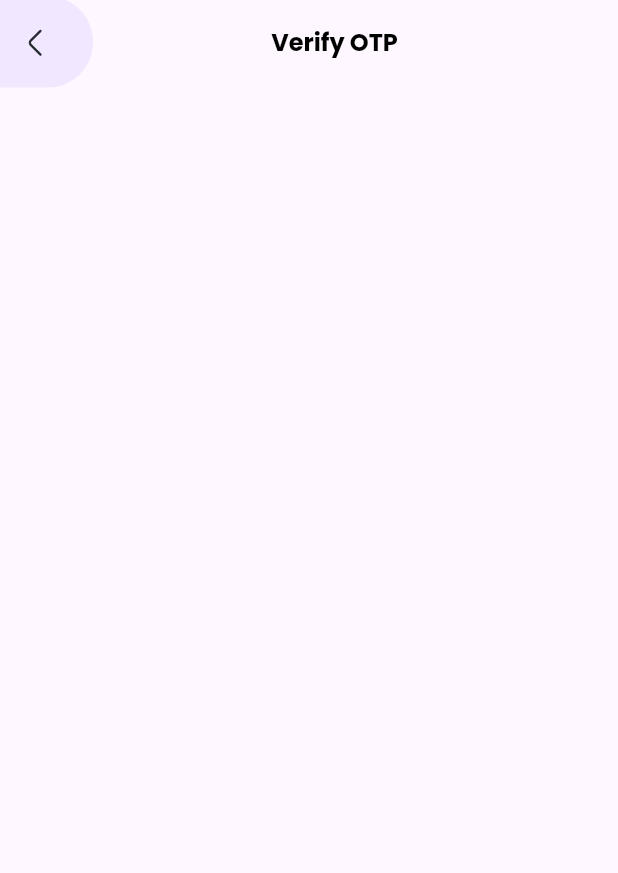
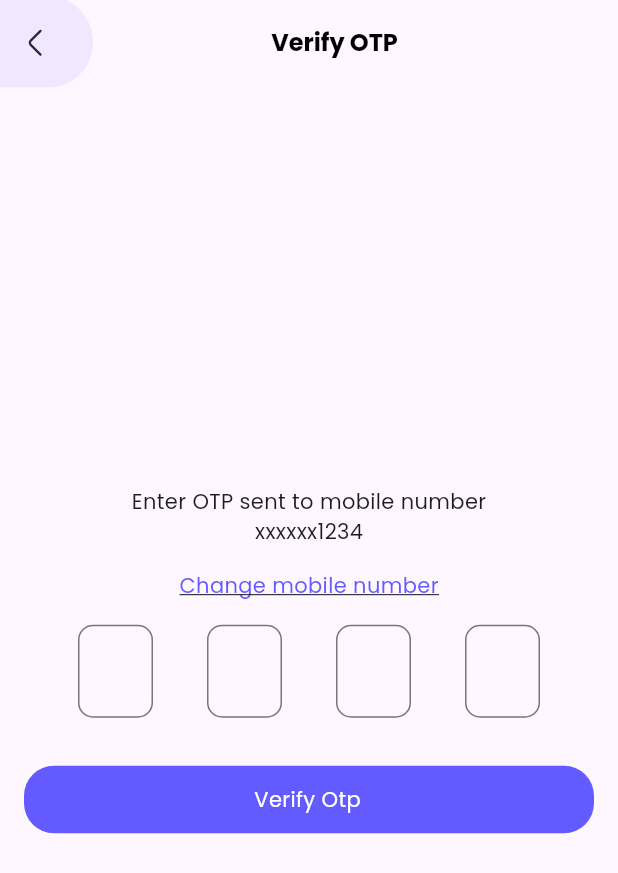
Before and after one commit to AkDevelopar2004/CRM_UserFrontend, a Flutter app: the VerifyOtpScreen screen opened by its route, on a phone screen of 412 x 824 dp. Shown: the top 873 px of the screen. Run offline on Flutter 3.47's test engine with Material 3 defaults, Android fonts, the phone set to English and light mode, and no system bars; our stand-ins replace flutter_svg, go_router, google_nav_bar, url_strategy.

Commit message:
complet auth side ui

```diff
--- a/lib/common/constant/app_images.dart
+++ b/lib/common/constant/app_images.dart
@@ -6,6 +6,7 @@ class AppImages {
     static const String caseStudyImg = "assets/images/case_study_img.png";
     static const String projectImg = "assets/images/project_img.png";
     static const String loginImg = "assets/images/login_img.png";
+    static const String checkImg = "assets/images/check.png";
 }
 
 // here add svg icons
--- a/lib/models/auth/view/verify_otp_screen.dart
+++ b/lib/models/auth/view/verify_otp_screen.dart
@@ -1,11 +1,10 @@
 import 'package:flutter/material.dart';
 import 'package:flutter_svg/flutter_svg.dart';
 import 'package:go_router/go_router.dart';
-
+import 'package:user_side_team_frontend/utils/navigation/app_routes.dart';
 import '../../../common/constant/app_colors.dart';
 import '../../../common/constant/app_images.dart';
 import '../../../common/widgets/button_widget.dart';
-import '../../../common/widgets/custom_dropdown_widget.dart';
 import '../../../common/widgets/text_widget.dart';
 
 class VerifyOtpScreen extends StatefulWidget {
@@ -16,17 +15,56 @@ class VerifyOtpScreen extends StatefulWidget {
 }
 
 class _VerifyOtpScreenState extends State<VerifyOtpScreen> {
+  final _otpControllers = List.generate(4, (_) => TextEditingController());
+  final _focusNodes = List.generate(4, (_) => FocusNode());
+
+  @override
+  void dispose() {
+    for (var controller in _otpControllers) {
+      controller.dispose();
+    }
+    for (var focusNode in _focusNodes) {
+      focusNode.dispose();
+    }
+    super.dispose();
+  }
+
+  Widget _buildOtpField(int index) {
+    return SizedBox(
+      width: 50,
+      child: TextFormField(
+        controller: _otpControllers[index],
+        focusNode: _focusNodes[index],
+        maxLength: 1,
+        textAlign: TextAlign.center,
+        keyboardType: TextInputType.number,
+        style: const TextStyle(fontSize: 20, fontWeight: FontWeight.bold),
+        decoration: const InputDecoration(
+          counterText: '',
+          border: OutlineInputBorder(
+            borderRadius: BorderRadius.all(Radius.circular(10)),
+          ),
+        ),
+        onChanged: (value) {
+          if (value.isNotEmpty && index < 3) {
+            FocusScope.of(context).requestFocus(_focusNodes[index + 1]);
+          } else if (value.isEmpty && index > 0) {
+            FocusScope.of(context).requestFocus(_focusNodes[index - 1]);
+          }
+        },
+      ),
+    );
+  }
+
   @override
   Widget build(BuildContext context) {
-     return Scaffold(
+    return Scaffold(
       appBar: AppBar(
         automaticallyImplyLeading: false,
         clipBehavior: Clip.none,
         elevation: 0,
         titleSpacing: 0,
-        // excludeHeaderSemantics: false,
         forceMaterialTransparency: false,
-
         title: Padding(
           padding: const EdgeInsets.only(right: 8.0),
           child: Row(
@@ -34,33 +72,84 @@ class _VerifyOtpScreenState extends State<VerifyOtpScreen> {
             mainAxisAlignment: MainAxisAlignment.spaceBetween,
             children: [
               GestureDetector(
-                  onTap: () {
-                    context.pop();
-                  },
-                  child: SvgPicture.asset(AppIcons.backArrowIcon)),
+                onTap: () => context.pop(),
+                child: SvgPicture.asset(AppIcons.backArrowIcon),
+              ),
               const TextWidget(
                 text: "Verify OTP",
                 color: AppColors.blackColor,
                 fontSize: 16,
                 fontWeight: FontWeight.bold,
               ),
-              const SizedBox(
-                width: 20,
-              ),
+              const SizedBox(width: 20),
             ],
           ),
         ),
       ),
       body: Padding(
-        padding: const EdgeInsets.all(8.0),
+        padding: const EdgeInsets.all(16.0),
         child: Column(
-          crossAxisAlignment: CrossAxisAlignment.start,
+          crossAxisAlignment: CrossAxisAlignment.center,
+          mainAxisAlignment: MainAxisAlignment.center,
           children: [
+            Center(
+              child: Column(
+                children: [
+                  const TextWidget(
+                    text: "Enter OTP sent to mobile number",
+                    fontSize: 14,
+                    fontWeight: FontWeight.normal,
+                  ),
+                   const TextWidget(
+                    text: "xxxxxx1234",
+                    fontSize: 14,
+                    fontWeight: FontWeight.normal,
+                  ),
+                  const SizedBox(height: 16),
+                  InkWell(
+  onTap: () {
+    // Add your logic here
+    print("Change mobile number tapped");
+  },
+  child: TextWidget(
+    text: "Change mobile number",
+    color: AppColors.blueColor,
+    fontSize: 14,
+    fontWeight: FontWeight.normal,
+    textDecoration: TextDecoration.underline, // 👈 underline added
+  ),
+),
 
+                  const SizedBox(height: 16),
+                  Row(
+                    mainAxisAlignment: MainAxisAlignment.spaceEvenly,
+                    children: List.generate(4, _buildOtpField),
+                  ),
+                  const SizedBox(height: 32),
+                  // ButtonWidget(
+                  //   text: "Verify",
+                  //   onClick: () {
+                  //     final otp = _otpControllers.map((c) => c.text).join();
+                  //     // Add your OTP validation logic here
+                  //     print("Entered OTP: $otp");
+                  //   },
+                  // ),
+                    ButtonWidget(
+                  borderRadius: 20,
+                  backgroundColor: AppColors.blueColor,
+                  onClick: () {
+                    // context.go('/home-screen');
+                    context.push(AppRoutes.changePassword);
+                  },
+                  text: 'Verify Otp',
+                  textColor: Colors.white,
+                ),
+                ],
+              ),
+            )
           ],
         ),
       ),
     );
-
   }
 }
--- a/lib/utils/navigation/app_router.dart
+++ b/lib/utils/navigation/app_router.dart
@@ -12,6 +12,8 @@ import 'package:user_side_team_frontend/models/notification/notification_view.da
 import 'package:user_side_team_frontend/models/project/view/project_readymade_view.dart';
 import 'package:user_side_team_frontend/models/project/view/send_reference_view.dart';
 import 'package:user_side_team_frontend/utils/navigation/app_routes.dart';
+
+import '../../models/auth/view/change_password_screen.dart';
 
 class AppRouter {
   static final GoRouter router = GoRouter(
@@ -34,6 +36,9 @@ class AppRouter {
       ),
       GoRoute(path:  AppRoutes.verifyOtp,
         builder: (context, state) => const VerifyOtpScreen(),
+      ),
+      GoRoute(path: AppRoutes.changePassword,
+        builder: (context, state) => const ChangePasswordScreen(),
       ),
       GoRoute(
         path: AppRoutes.homeScreen,
--- a/lib/utils/navigation/app_routes.dart
+++ b/lib/utils/navigation/app_routes.dart
@@ -7,6 +7,7 @@ class AppRoutes {
   static const String homeScreen = "/home-screen";
   static const String forgotPassword = "/forgot-password";
   static const String verifyOtp = "/verify-otp";
+  static const String changePassword = "/change-password";
   static const String notification = "/notification";
   static const String detailNotification = "/notification-detail";
   static const String bottomNavBar = "/nav-bar";
```
Also changed, not shown: lib/models/auth/view/change_password_screen.dart (added, +166 -0 lines), assets/images/check.png (added), pubspec.lock.
